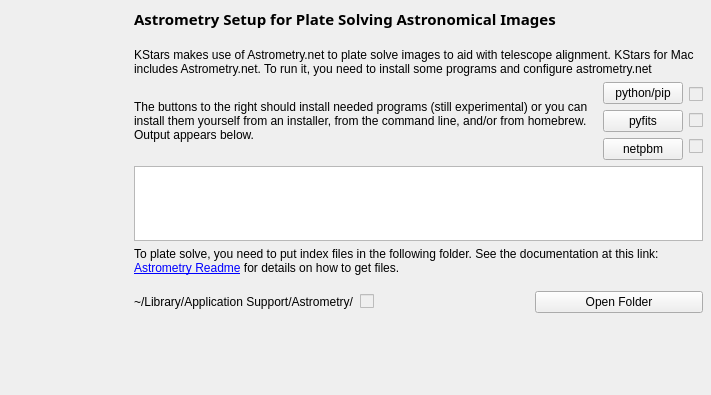
This is kstars/dialogs/wizastrometry.ui in KDE/kstars as Qt 5 draws it before an edit. The edited form follows.
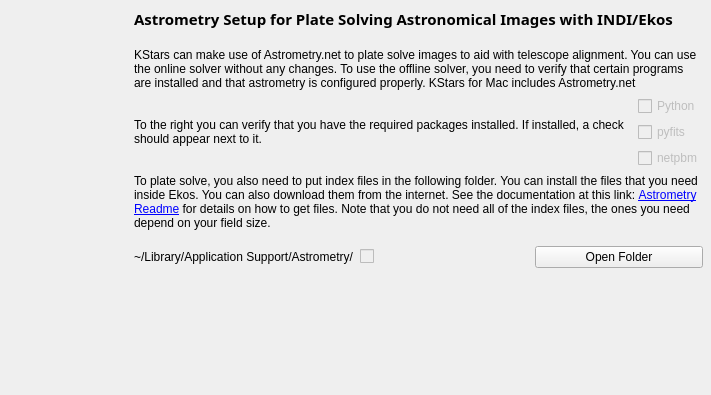
This is the edited form.

Commit message: Improve MacOS wizard

What changed in the file:
```diff
--- a/kstars/dialogs/wizastrometry.ui
+++ b/kstars/dialogs/wizastrometry.ui
@@ -58,7 +58,7 @@
         </font>
        </property>
        <property name="text">
-        <string>Astrometry Setup for Plate Solving Astronomical Images</string>
+        <string>Astrometry Setup for Plate Solving Astronomical Images with INDI/Ekos</string>
        </property>
       </widget>
      </item>
@@ -81,7 +81,7 @@
      <item>
       <widget class="QLabel" name="WelcomeText">
        <property name="text">
-        <string>&lt;html&gt;&lt;head/&gt;&lt;body&gt;&lt;p&gt;KStars makes use of Astrometry.net to plate solve images to aid with telescope alignment.  KStars for Mac includes Astrometry.net. To run it, you need to install some programs and configure astrometry.net&lt;/p&gt;&lt;/body&gt;&lt;/html&gt;</string>
+        <string>&lt;html&gt;&lt;head/&gt;&lt;body&gt;&lt;p&gt;KStars can make use of Astrometry.net to plate solve images to aid with telescope alignment. You can use the online solver without any changes. To use the offline solver, you need to verify that certain programs are installed and that astrometry is configured properly. KStars for Mac includes Astrometry.net&lt;/p&gt;&lt;/body&gt;&lt;/html&gt;</string>
        </property>
        <property name="wordWrap">
         <bool>true</bool>
@@ -102,38 +102,13 @@
           </sizepolicy>
          </property>
          <property name="text">
-          <string>&lt;html&gt;&lt;head/&gt;&lt;body&gt;&lt;p&gt;The buttons to the right should install needed programs (still experimental) or you can install them yourself from an installer, from the command line, and/or from homebrew.  Output appears below.&lt;/p&gt;&lt;/body&gt;&lt;/html&gt;</string>
+          <string>&lt;html&gt;&lt;head/&gt;&lt;body&gt;&lt;p&gt;To the right you can verify that you have the required packages installed.  If installed, a check should appear next to it.&lt;/p&gt;&lt;/body&gt;&lt;/html&gt;</string>
          </property>
          <property name="wordWrap">
           <bool>true</bool>
          </property>
         </widget>
        </item>
-       <item>
-        <layout class="QVBoxLayout" name="verticalLayout">
-         <item>
-          <widget class="QPushButton" name="pipInstall">
-           <property name="text">
-            <string>python/pip</string>
-           </property>
-          </widget>
-         </item>
-         <item>
-          <widget class="QPushButton" name="pyfitsInstall">
-           <property name="text">
-            <string>pyfits</string>
-           </property>
-          </widget>
-         </item>
-         <item>
-          <widget class="QPushButton" name="netpbmInstall">
-           <property name="text">
-            <string>netpbm</string>
-           </property>
-          </widget>
-         </item>
-        </layout>
-       </item>
        <item>
         <layout class="QVBoxLayout" name="verticalLayout_2">
          <property name="spacing">
@@ -145,7 +120,7 @@
             <bool>false</bool>
            </property>
            <property name="text">
-            <string/>
+            <string>Python</string>
            </property>
           </widget>
          </item>
@@ -155,7 +130,7 @@
             <bool>false</bool>
            </property>
            <property name="text">
-            <string/>
+            <string>pyfits</string>
            </property>
           </widget>
          </item>
@@ -165,7 +140,7 @@
             <bool>false</bool>
            </property>
            <property name="text">
-            <string/>
+            <string>netpbm</string>
            </property>
           </widget>
          </item>
@@ -173,20 +148,10 @@
        </item>
       </layout>
      </item>
-     <item>
-      <widget class="QPlainTextEdit" name="programOutput">
-       <property name="enabled">
-        <bool>true</bool>
-       </property>
-       <property name="readOnly">
-        <bool>true</bool>
-       </property>
-      </widget>
-     </item>
      <item>
       <widget class="QLabel" name="astrometryFeedback">
        <property name="text">
-        <string>&lt;html&gt;&lt;head/&gt;&lt;body&gt;&lt;p&gt;To plate solve, you need to put index files in the following folder. See the documentation at this link: &lt;a href=&quot;http://astrometry.net/doc/readme.html&quot;&gt;Astrometry Readme&lt;/a&gt; for details on how to get files.&lt;/p&gt;&lt;/body&gt;&lt;/html&gt;</string>
+        <string>&lt;html&gt;&lt;head/&gt;&lt;body&gt;&lt;p&gt;To plate solve, you also need to put index files in the following folder. You can install the files that you need inside Ekos.  You can also download them from the internet.  See the documentation at this link: &lt;a href=&quot;http://astrometry.net/doc/readme.html&quot;&gt;&lt;span style=&quot; text-decoration: underline; color:#0000ff;&quot;&gt;Astrometry Readme&lt;/span&gt;&lt;/a&gt; for details on how to get files.   Note that you do not need all of the index files, the ones you need depend on your field size.&lt;/p&gt;&lt;/body&gt;&lt;/html&gt;</string>
        </property>
        <property name="wordWrap">
         <bool>true</bool>
```
Left out of the diff: 2 changed lines with no effect on the pictures. The commit also changes 2 other files.
